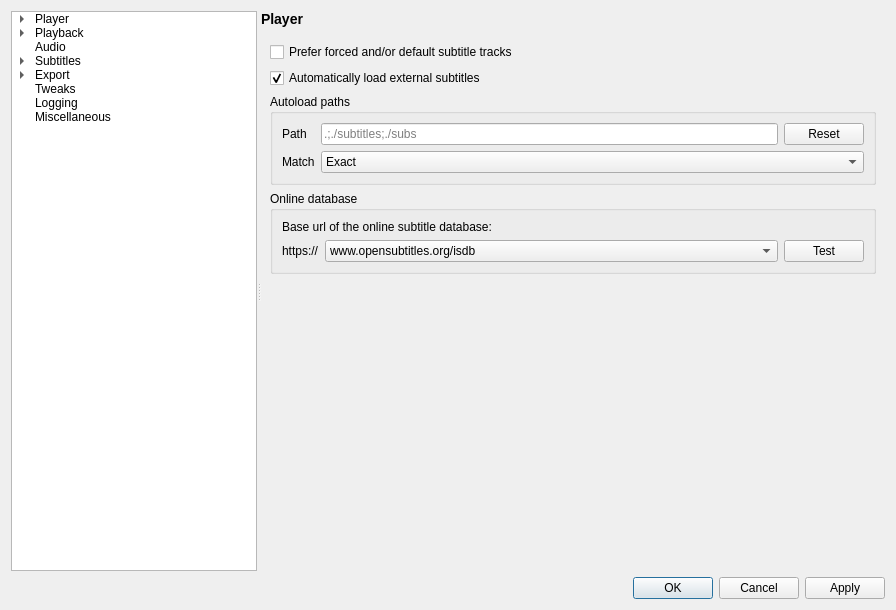
This is settingswindow.ui in mpc-qt/mpc-qt as Qt 5 draws it before an edit. The edited form follows.
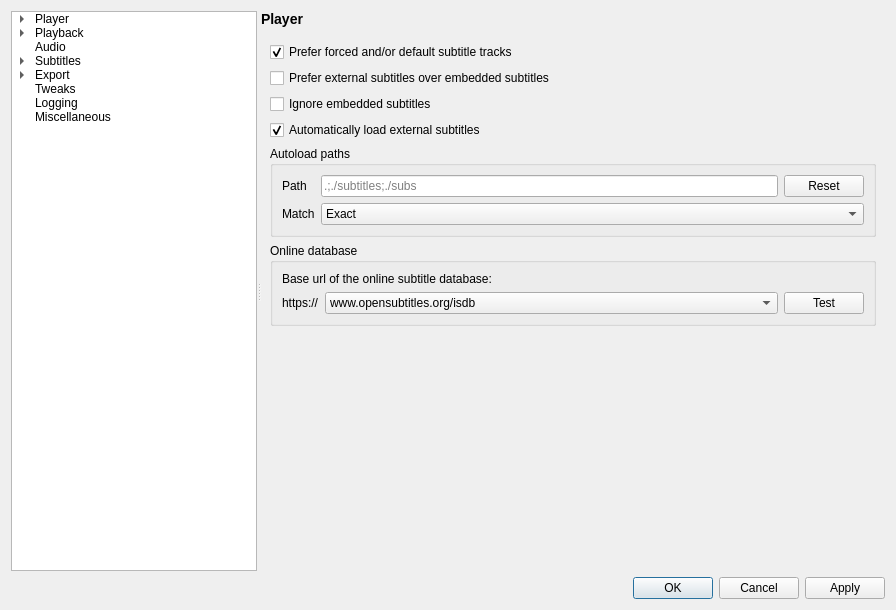
This is the edited form. The open tabs and pages were chosen to show the change.

Commit message:
manager,settingswindow: implement subtitle track preference
This code replaces the use of mpv's sub-forced-only option.  I may have
to clean this code in the future.

Fixes #249.

The edit to the form file:
```diff
--- a/settingswindow.ui
+++ b/settingswindow.ui
@@ -6383,6 +6383,23 @@
             <widget class="QCheckBox" name="subtitlesPreferForced">
              <property name="text">
               <string>Prefer forced and/or default subtitle tracks</string>
+             </property>
+             <property name="checked">
+              <bool>true</bool>
+             </property>
+            </widget>
+           </item>
+           <item>
+            <widget class="QCheckBox" name="subtitlesPreferExternal">
+             <property name="text">
+              <string>Prefer external subtitles over embedded subtitles</string>
+             </property>
+            </widget>
+           </item>
+           <item>
+            <widget class="QCheckBox" name="subtitlesIgnoreEmbedded">
+             <property name="text">
+              <string>Ignore embedded subtitles</string>
              </property>
             </widget>
            </item>
```
Left out of the diff: 4 changed lines with no effect on the pictures. The commit also changes 11 other files.
